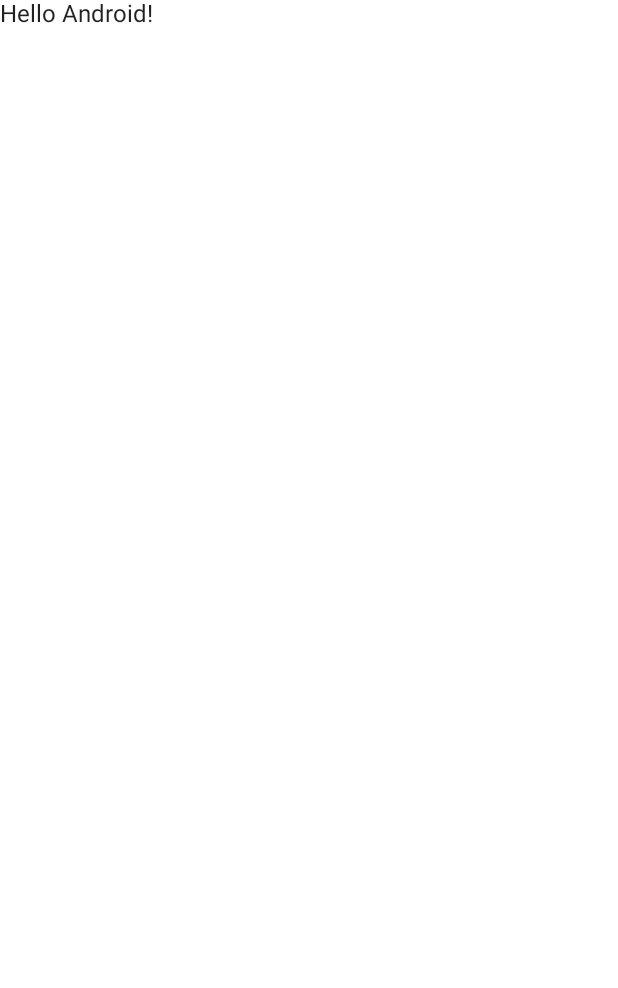
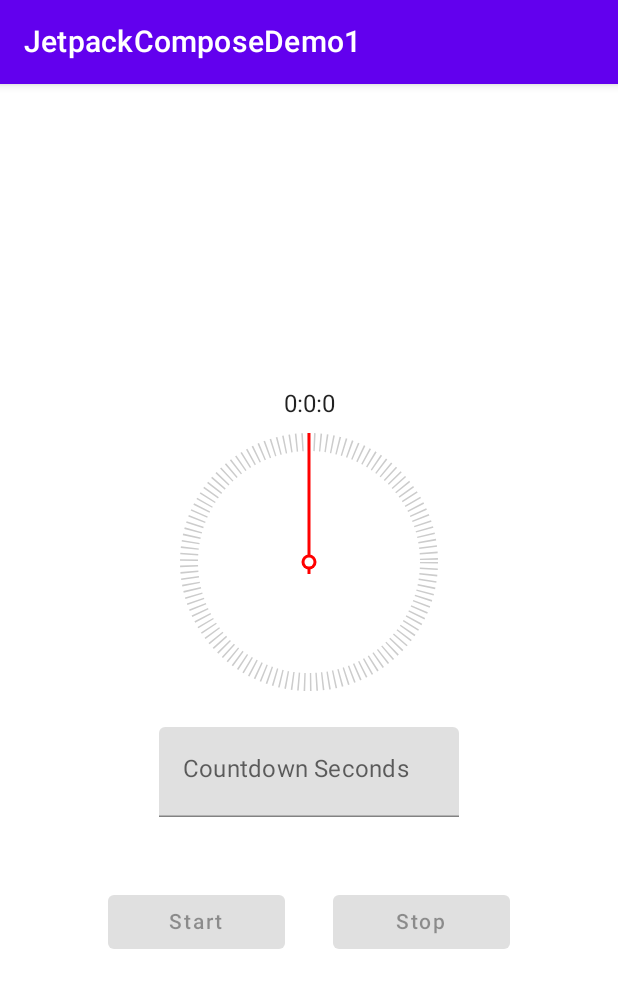
Before and after one commit to leijunbin/JetpackComposeParctice, an Android app built with Jetpack Compose: the screen it shows after launch (MainActivity), on a phone screen of 412 x 824 dp. Before the commit the part shown is almost empty. Shown: the top 988 px of the screen. Run offline under Robolectric (Android 15) with nearby library versions, the phone set to English and light mode, and no system bars.

```diff
--- a/app/src/main/java/com/example/jetpackcomposedemo1/MainActivity.kt
+++ b/app/src/main/java/com/example/jetpackcomposedemo1/MainActivity.kt
@@ -1,38 +1,198 @@
 package com.example.jetpackcomposedemo1
 
+import android.graphics.Paint
 import android.os.Bundle
 import androidx.activity.ComponentActivity
 import androidx.activity.compose.setContent
-import androidx.compose.material.MaterialTheme
-import androidx.compose.material.Surface
-import androidx.compose.material.Text
+import androidx.activity.viewModels
+import androidx.compose.foundation.BorderStroke
+import androidx.compose.foundation.Canvas
+import androidx.compose.foundation.layout.*
+import androidx.compose.foundation.text.KeyboardOptions
+import androidx.compose.material.*
 import androidx.compose.runtime.Composable
+import androidx.compose.ui.Alignment
+import androidx.compose.ui.Modifier
+import androidx.compose.ui.geometry.Offset
+import androidx.compose.ui.graphics.Brush
+import androidx.compose.ui.graphics.Color
+import androidx.compose.ui.graphics.PaintingStyle
+import androidx.compose.ui.graphics.PathEffect
+import androidx.compose.ui.graphics.drawscope.Stroke
+import androidx.compose.ui.res.stringResource
+import androidx.compose.ui.text.input.KeyboardType
 import androidx.compose.ui.tooling.preview.Preview
+import androidx.compose.ui.unit.dp
+import androidx.lifecycle.viewmodel.compose.viewModel
+import com.example.jetpackcomposedemo1.model.TimerViewModel
 import com.example.jetpackcomposedemo1.ui.theme.JetpackComposeDemo1Theme
+import kotlin.math.cos
+import kotlin.math.sin
 
 class MainActivity : ComponentActivity() {
+    private val viewModel: TimerViewModel by viewModels()
+
     override fun onCreate(savedInstanceState: Bundle?) {
         super.onCreate(savedInstanceState)
         setContent {
             JetpackComposeDemo1Theme {
-                // A surface container using the 'background' color from the theme
-                Surface(color = MaterialTheme.colors.background) {
-                    Greeting("Android")
-                }
+                MyApp()
+            }
+        }
+    }
+
+    override fun onDestroy() {
+        super.onDestroy()
+        viewModel.animatorController.stop()
+    }
+}
+
+@Composable
+private fun MyApp(){
+    val viewModel: TimerViewModel = viewModel()
+    Scaffold(
+        modifier = Modifier.fillMaxSize(),
+        topBar = {
+            TopAppBar(title = {
+                Text(text = stringResource(id = R.string.app_name))
+            })
+        }
+    ) {
+        Column(
+            modifier = Modifier.fillMaxSize(),
+            verticalArrangement = Arrangement.Center,
+            horizontalAlignment = Alignment.CenterHorizontally
+        ) {
+            CompletedText(viewModel = viewModel)
+            TimeLeftText(viewModel = viewModel)
+            ProgressCircle(viewModel = viewModel)
+            EditText(viewModel = viewModel)
+            Row{
+               StartButton(viewModel = viewModel)
+               StopButton(viewModel = viewModel)
             }
         }
     }
 }
 
+
 @Composable
-fun Greeting(name: String) {
-    Text(text = "Hello $name!")
+private fun TimeLeftText(viewModel: TimerViewModel){
+    Text(
+        text = TimeFormatUtils.formatTime(viewModel.timeLeft),
+        modifier = Modifier.padding(16.dp)
+    )
 }
 
-@Preview(showBackground = true)
 @Composable
-fun DefaultPreview() {
-    JetpackComposeDemo1Theme {
-        Greeting("Android")
+private fun EditText(viewModel: TimerViewModel){
+    Box (
+        modifier = Modifier
+            .size(300.dp, 120.dp),
+        contentAlignment = Alignment.Center
+    ){
+        if(viewModel.status.showEditText()){
+            TextField(
+                modifier = Modifier.size(200.dp, 60.dp),
+                value = if(viewModel.totalTime == 0L) "" else viewModel.totalTime.toString(),
+                onValueChange = viewModel::updateValue,
+                label = { Text(text = "Countdown Seconds")},
+                maxLines = 1,
+                keyboardOptions = KeyboardOptions(keyboardType = KeyboardType.Number)
+            )
+        }
     }
 }
+
+@Composable
+private fun StartButton(viewModel: TimerViewModel){
+    Button(
+        modifier = Modifier
+            .width(150.dp)
+            .padding(16.dp),
+        enabled = viewModel.totalTime > 0,
+        onClick = viewModel.status::clickStartButton
+    ) {
+       Text(text = viewModel.status.startButtonDisplayString())
+    }
+}
+
+@Composable
+private fun StopButton(viewModel: TimerViewModel){
+    Button(
+        modifier = Modifier
+            .width(150.dp)
+            .padding(16.dp),
+        enabled = viewModel.status.stopButtonEnabled(),
+        onClick = viewModel.status::clickStopButton
+    ) {
+        Text(text = "Stop")
+    }
+}
+
+@Composable
+private fun ProgressCircle(viewModel: TimerViewModel){
+    val size = 160.dp
+    Box(
+        contentAlignment = Alignment.Center
+    ) {
+        Canvas(
+            modifier = Modifier.size(size)
+        ) {
+            val sweepAngle = viewModel.status.progressSweepAngle()
+            val r = size.toPx() / 2
+            val strokeWidth = 12.dp.toPx()
+
+            drawCircle(
+                color = Color.LightGray,
+                style = Stroke(
+                    width = strokeWidth,
+                    pathEffect = PathEffect.dashPathEffect(
+                        intervals = floatArrayOf(1.dp.toPx(), 3.dp.toPx())
+                    )
+                )
+            )
+
+            drawArc(
+                brush = Brush.sweepGradient(
+                    0f to Color.Magenta,
+                    0.25f to Color.Blue,
+                    0.75f to Color.Green,
+                    0.75f to Color.Transparent,
+                    1f to Color.Magenta
+                ),
+                startAngle = -90f,
+                sweepAngle = sweepAngle,
+                useCenter = false,
+                style = Stroke(
+                    width = strokeWidth
+                ),
+                alpha = 0.5f
+            )
+            val angle = (360 - sweepAngle) / 180 * Math.PI
+            val pointTailLength = 8.dp.toPx()
+            drawLine(
+                color = Color.Red,
+                start = Offset(r + pointTailLength * sin(angle).toFloat(), r + pointTailLength * cos(angle).toFloat()),
+                end = Offset((r - r * sin(angle) - sin(angle) * strokeWidth / 2).toFloat(), (r - r * cos(angle) - cos(angle) * strokeWidth / 2).toFloat()),
+                strokeWidth = 2.dp.toPx()
+            )
+            drawCircle(
+                color = Color.Red,
+                radius = 5.dp.toPx()
+            )
+            drawCircle(
+                color = Color.White,
+                radius = 3.dp.toPx()
+            )
+        }
+    }
+}
+
+@Composable
+private fun CompletedText(viewModel: TimerViewModel){
+    Text(
+        text = viewModel.status.completedString(),
+        color = MaterialTheme.colors.primary
+    )
+}
--- /dev/null
+++ b/app/src/main/java/com/example/jetpackcomposedemo1/TimeFormatUtils.kt
@@ -0,0 +1,13 @@
+package com.example.jetpackcomposedemo1
+
+object TimeFormatUtils {
+    fun formatTime(time: Long): String{
+        var value = time
+        val seconds = value % 60
+        value /= 60
+        val minutes = value % 60
+        value /= 60
+        val hours = value % 60
+        return hours.toString() + ":" + minutes.toString() + ":" +seconds.toString()
+    }
+}
--- /dev/null
+++ b/app/src/main/java/com/example/jetpackcomposedemo1/model/TimerViewModel.kt
@@ -0,0 +1,33 @@
+package com.example.jetpackcomposedemo1.model
+
+import androidx.compose.runtime.getValue
+import androidx.compose.runtime.setValue
+import androidx.compose.runtime.mutableStateOf
+import androidx.lifecycle.ViewModel
+import com.example.jetpackcomposedemo1.animator.AnimatorController
+import com.example.jetpackcomposedemo1.status.Istatus
+import com.example.jetpackcomposedemo1.status.NotStartedStatus
+
+class TimerViewModel: ViewModel() {
+    var totalTime: Long by mutableStateOf(0)
+    var timeLeft: Long by mutableStateOf(0)
+
+    companion object{
+        const val MAX_INPUT_LENGTH = 5
+    }
+
+    fun updateValue(text: String) {
+        if(text.length > MAX_INPUT_LENGTH)
+            return
+        var value = text.replace("\\D".toRegex(), "")
+        if(value.startsWith("0"))
+            value = value.substring(1)
+        if(value.isBlank())
+            value = "0"
+        totalTime = value.toLong()
+        timeLeft = value.toLong()
+    }
+    var animatorController = AnimatorController(this)
+    var status: Istatus by mutableStateOf(NotStartedStatus(this))
+    var animValue: Float by mutableStateOf(0.0f)
+}
--- /dev/null
+++ b/app/src/main/java/com/example/jetpackcomposedemo1/status/Istatus.kt
@@ -0,0 +1,11 @@
+package com.example.jetpackcomposedemo1.status
+
+interface Istatus {
+    fun startButtonDisplayString(): String
+    fun clickStartButton()
+    fun stopButtonEnabled(): Boolean
+    fun clickStopButton()
+    fun showEditText(): Boolean
+    fun progressSweepAngle(): Float
+    fun completedString(): String
+}
--- /dev/null
+++ b/app/src/main/java/com/example/jetpackcomposedemo1/status/NotStartedStatus.kt
@@ -0,0 +1,13 @@
+package com.example.jetpackcomposedemo1.status
+
+import com.example.jetpackcomposedemo1.model.TimerViewModel
+
+class NotStartedStatus(private val viewModel: TimerViewModel) : Istatus{
+    override fun startButtonDisplayString() = "Start"
+    override fun clickStartButton() = viewModel.animatorController.start()
+    override fun stopButtonEnabled() = false
+    override fun clickStopButton() {}
+    override fun showEditText() = true
+    override fun progressSweepAngle() = if(viewModel.totalTime > 0) 360f else 0f
+    override fun completedString() = ""
+}
--- a/build.gradle
+++ b/build.gradle
@@ -4,11 +4,12 @@ buildscript {
         compose_version = '1.0.0-beta01'
     }
     repositories {
+        //jcenter()
         google()
         mavenCentral()
     }
     dependencies {
-        classpath "com.android.tools.build:gradle:7.0.0-alpha09"
+        classpath 'com.android.tools.build:gradle:7.0.0-alpha11'
         classpath "org.jetbrains.kotlin:kotlin-gradle-plugin:1.4.30"
 
         // NOTE: Do not place your application dependencies here; they belong
--- a/settings.gradle
+++ b/settings.gradle
@@ -3,7 +3,7 @@ dependencyResolutionManagement {
     repositories {
         google()
         mavenCentral()
-        jcenter() // Warning: this repository is going to shut down soon
+        jcenter()
     }
 }
 rootProject.name = "JetpackComposeDemo1"
```
Also changed, not shown: app/build.gradle (+10 -7 lines), app/src/main/java/com/example/jetpackcomposedemo1/animator/AnimatorController.kt (added, +62 -0 lines), app/src/main/java/com/example/jetpackcomposedemo1/status/CompletedStatus.kt (added, +13 -0 lines), app/src/main/java/com/example/jetpackcomposedemo1/status/PausedStatus.kt (added, +13 -0 lines), app/src/main/java/com/example/jetpackcomposedemo1/status/StartedStatus.kt (added, +13 -0 lines).
